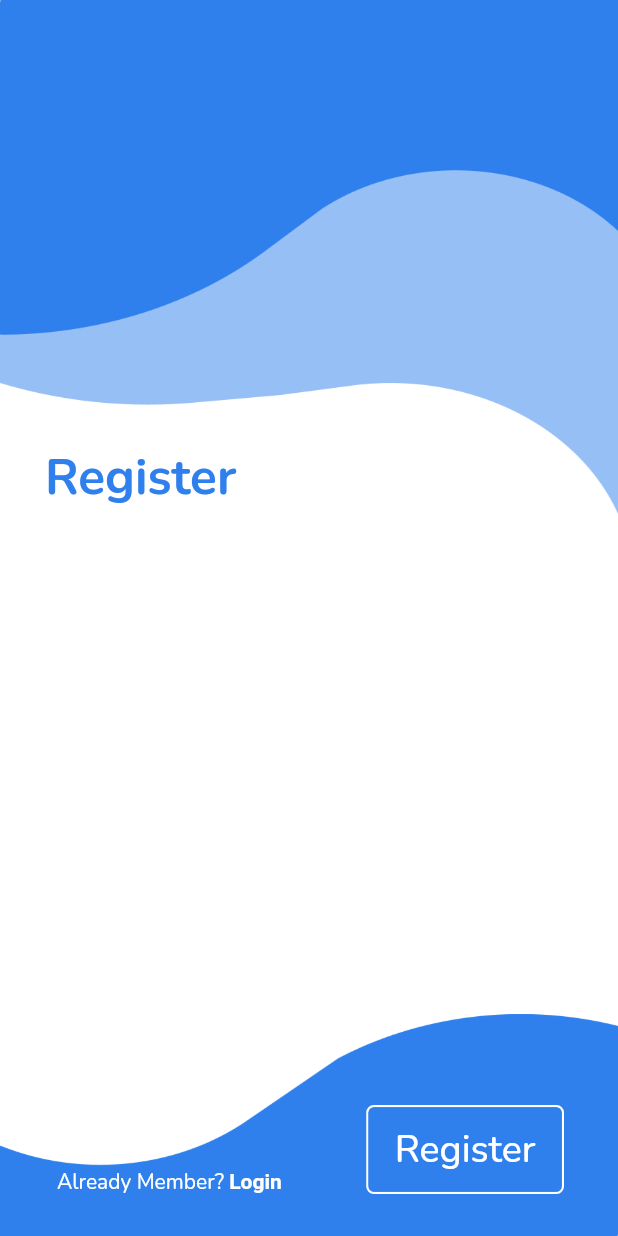
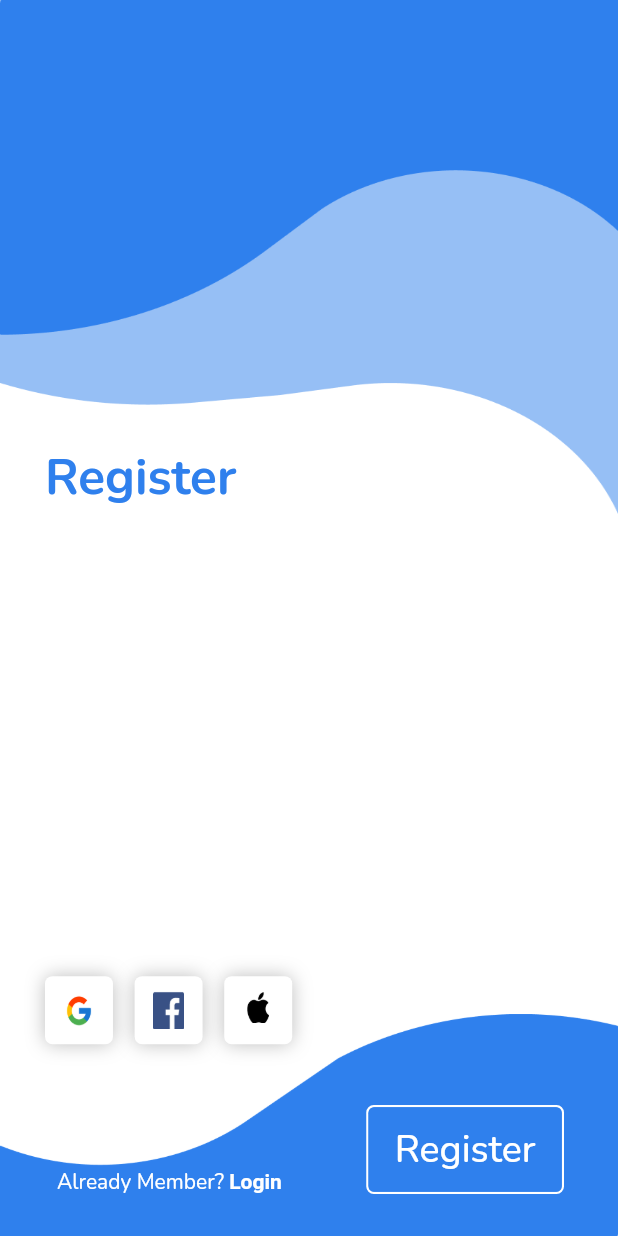
Before and after one commit to araujo-alef/lorem_app_flutter, a Flutter app: the RegisterPage screen opened by its route, on a phone screen of 412 x 824 dp. Run offline on Flutter 3.47's test engine with Material 2 defaults, Android fonts, the phone set to English and light mode, and no system bars; our stand-ins replace get, google_fonts.

Commit message:
added social network buttons  on register page

```diff
--- a/lib/app/ui/android/register/register_page.dart
+++ b/lib/app/ui/android/register/register_page.dart
@@ -53,7 +53,76 @@ class RegisterPage extends StatelessWidget {
                       padding: const EdgeInsets.only(left: 30, top: 6),
                       child: Container(
                           height: height * 6,
-
+                          child: Row(
+                            mainAxisAlignment: MainAxisAlignment.start,
+                            children: [
+                              Container(
+                                width: width * 11,
+                                height: height * 5.5,
+                                decoration: BoxDecoration(
+                                  borderRadius: BorderRadius.all(Radius.circular(5)),
+                                  color: Colors.white,
+                                  boxShadow: [
+                                    BoxShadow(
+                                      color: Colors.black26,
+                                      blurRadius: 10
+                                    )
+                                  ]
+                                ),
+                                child: TextButton(
+                                    onPressed: () {},
+                                    child: Padding(
+                                      padding: const EdgeInsets.only(top: 3, bottom: 3),
+                                      child: Image(image: AssetImage('assets/images/google_logo.png')),
+                                    ),
+                                ),
+                              ),
+                              SizedBox(width: width * 3.5,),
+                              Container(
+                                width: width * 11,
+                                height: height * 5.5,
+                                decoration: BoxDecoration(
+                                  borderRadius: BorderRadius.all(Radius.circular(5)),
+                                  color: Colors.white,
+                                  boxShadow: [
+                                    BoxShadow(
+                                      color: Colors.black26,
+                                      blurRadius: 10
+                                    )
+                                  ]
+                                ),
+                                child: TextButton(
+                                    onPressed: () {},
+                                    child: Padding(
+                                      padding: const EdgeInsets.all(2.0),
+                                      child: Image(image: AssetImage('assets/images/fb_logo.png')),
+                                    ),
+                                ),
+                              ),
+                              SizedBox(width: width * 3.5,),
+                              Container(
+                                width: width * 11,
+                                height: height * 5.5,
+                                decoration: BoxDecoration(
+                                  borderRadius: BorderRadius.all(Radius.circular(5)),
+                                  color: Colors.white,
+                                  boxShadow: [
+                                    BoxShadow(
+                                      color: Colors.black26,
+                                      blurRadius: 10
+                                    )
+                                  ]
+                                ),
+                                child: TextButton(
+                                    onPressed: () {},
+                                    child: Padding(
+                                      padding: const EdgeInsets.only(top: 2, bottom: 6, left: 4, right: 4),
+                                      child: Image(image: AssetImage('assets/images/apple_logo.png')),
+                                    ),
+                                ),
+                              ),
+                            ],
+                          ),
                         ),
                     ),
                     Positioned(
```
